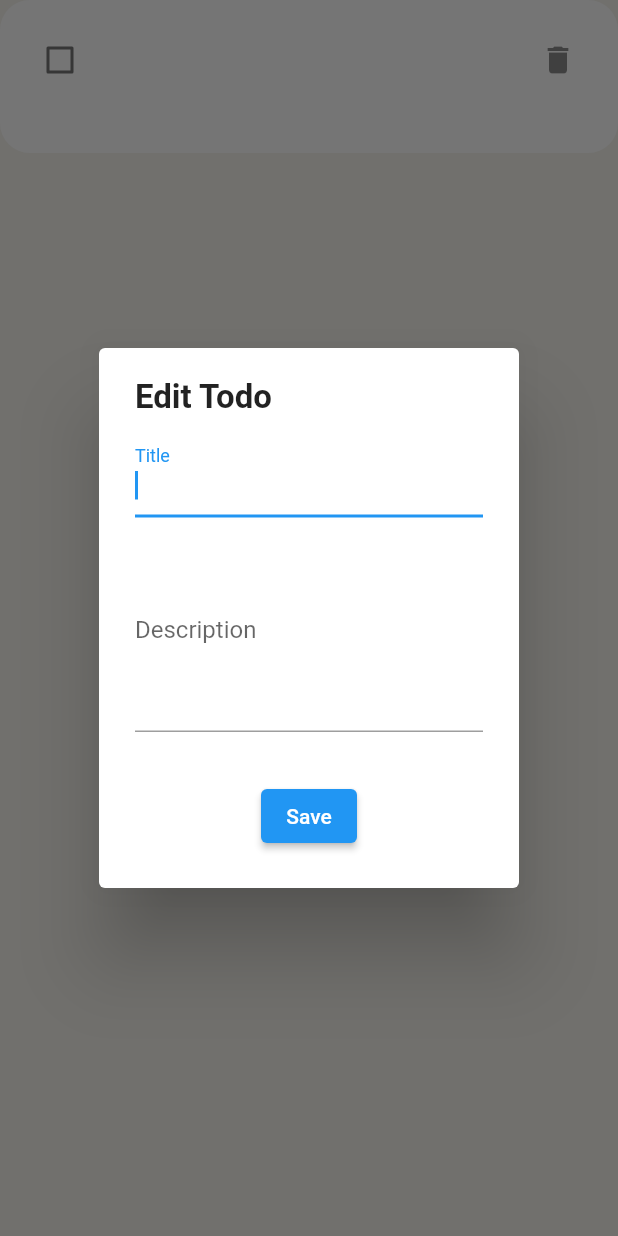
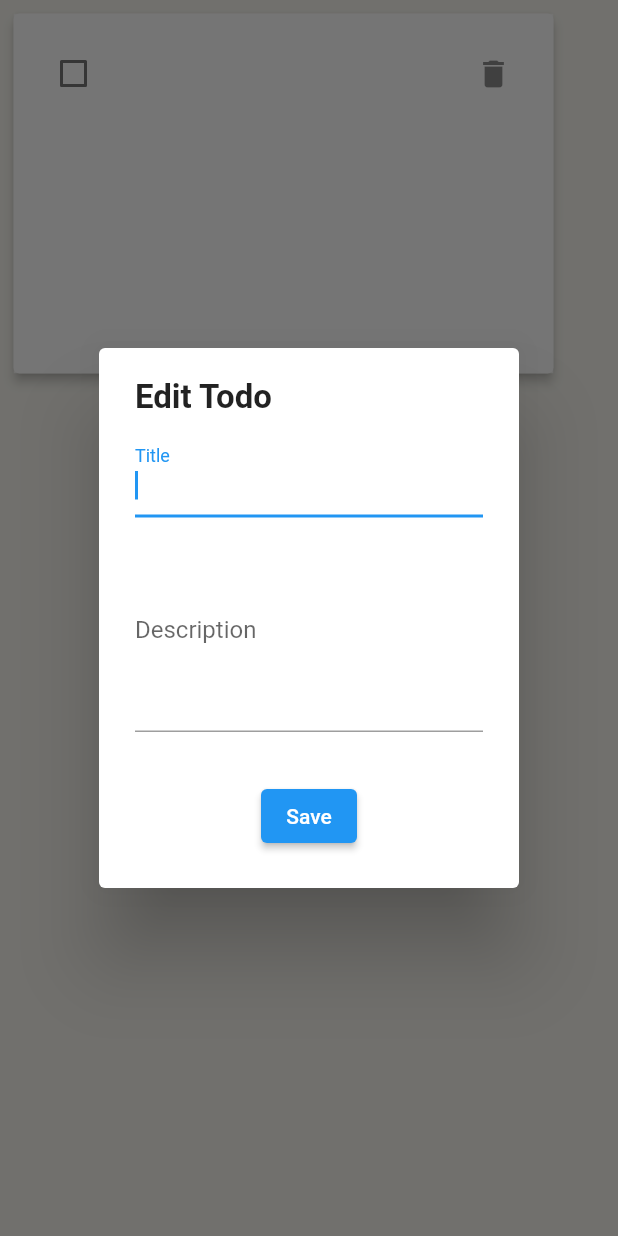
Before and after one commit to sukesukejijii/flutter_firebase_todo_app, a Flutter app: the TodoWidget widget shown alone on an empty page, opened directly with empty values, after a tap on the "delete" icon, on a phone screen of 412 x 824 dp. Run offline on Flutter 3.47's test engine with Material 2 defaults, Android fonts, the phone set to English and light mode, and no system bars; our stand-ins replace cloud_firestore, firebase_core, flutter_riverpod, url_launcher_web; missing offline and left inert: cloud_firestore_web, firebase_core_web; accounts and stored records are empty.

Commit message:
some changes

```diff
--- a/lib/api/firebase_api.dart
+++ b/lib/api/firebase_api.dart
@@ -18,10 +18,7 @@ class FirebaseApi {
   static Stream<List<Todo>> readTodos() {
     return FirebaseFirestore.instance
         .collection('todo')
-        .orderBy(
-          'createdTime',
-          descending: false,
-        )
+        .orderBy('createdTime')
         .snapshots()
         .transform(Utils.transformer(Todo.fromJson)
             as StreamTransformer<QuerySnapshot, List<Todo>>);
--- a/lib/page/home_page.dart
+++ b/lib/page/home_page.dart
@@ -1,7 +1,7 @@
 import 'package:firebase_setup/api/firebase_api.dart';
 import 'package:firebase_setup/main.dart';
 import 'package:firebase_setup/model/todo.dart';
-import 'package:firebase_setup/provider/providers.dart';
+import 'package:firebase_setup/provider/selected_page.dart';
 import 'package:firebase_setup/provider/todos.dart';
 import 'package:firebase_setup/widget/add_todo_dialog_widget.dart';
 import 'package:firebase_setup/widget/todo_list_widget.dart';
--- /dev/null
+++ b/lib/provider/selected_page.dart
@@ -0,0 +1,3 @@
+import 'package:flutter_riverpod/flutter_riverpod.dart';
+
+final selectedPageProvider = StateProvider.autoDispose<int>((ref) => 0);
--- a/lib/widget/add_todo_dialog_widget.dart
+++ b/lib/widget/add_todo_dialog_widget.dart
@@ -1,5 +1,5 @@
 import 'package:firebase_setup/model/todo.dart';
-import 'package:firebase_setup/provider/providers.dart';
+import 'package:firebase_setup/provider/selected_page.dart';
 import 'package:firebase_setup/provider/todos.dart';
 import 'package:firebase_setup/utils.dart';
 import 'package:flutter/material.dart';
--- a/lib/widget/todo_widget.dart
+++ b/lib/widget/todo_widget.dart
@@ -14,9 +14,12 @@ class TodoWidget extends StatelessWidget {
 
   @override
   Widget build(BuildContext context) {
-    return ClipRRect(
-      borderRadius: BorderRadius.circular(20),
-      child: Material(
+    return Card(
+      elevation: 3,
+      margin: EdgeInsets.all(9),
+      child: Container(
+        width: 360,
+        height: 240,
         child: ListTile(
           tileColor: Colors.white.withOpacity(0.75),
           hoverColor: Colors.yellow.withOpacity(0.15),
@@ -34,6 +37,7 @@ class TodoWidget extends StatelessWidget {
           ),
           title: Text(
             todo.title,
+            overflow: TextOverflow.fade,
             style: TextStyle(
               fontWeight: FontWeight.bold,
               color: Theme.of(context).primaryColor,
@@ -44,6 +48,7 @@ class TodoWidget extends StatelessWidget {
             padding: const EdgeInsets.only(top: 15),
             child: Text(
               todo.description,
+              overflow: TextOverflow.fade,
               style: TextStyle(fontSize: 18),
             ),
           ),
```
Also changed, not shown: lib/provider/providers.dart (deleted, +0 -7 lines), lib/widget/todo_list_widget.dart (+12 -22 lines).
